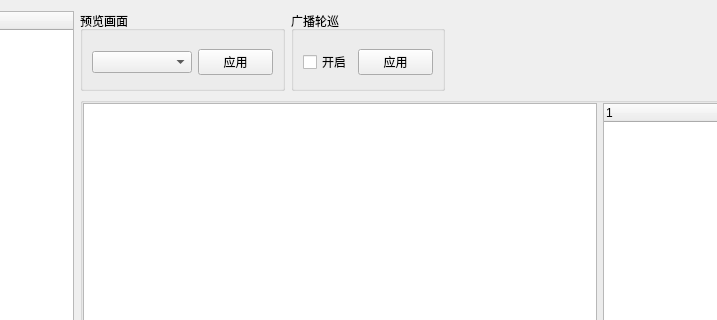
This is gui/page/page_tvwall.ui in yao3gang/Network_Keyboard as Qt 5 draws it before an edit; both pictures show x 157 to 874 and y 0 to 320 of the 1024 by 688 pixel window. The edited form follows.
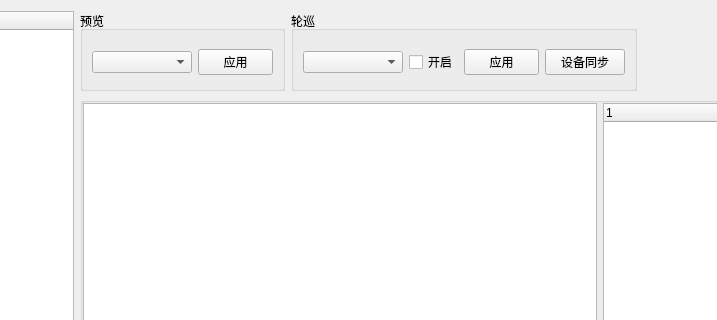
This is the edited form. Custom widgets are drawn as their Qt base class.

Patch:
```diff
--- a/gui/page/page_tvwall.ui
+++ b/gui/page/page_tvwall.ui
@@ -89,7 +89,7 @@
             </size>
            </property>
            <property name="title">
-            <string>预览画面</string>
+            <string>预览</string>
            </property>
            <layout class="QHBoxLayout" name="horizontalLayout_5">
             <property name="spacing">
@@ -163,7 +163,7 @@
             </size>
            </property>
            <property name="title">
-            <string>广播轮巡</string>
+            <string>轮巡</string>
            </property>
            <layout class="QHBoxLayout" name="horizontalLayout_4">
             <property name="spacing">
@@ -173,7 +173,23 @@
              <number>15</number>
             </property>
             <item>
-             <widget class="QCheckBox" name="cbox_poll_switch">
+             <widget class="QComboBox" name="cmb_patrol_windows">
+              <property name="sizePolicy">
+               <sizepolicy hsizetype="Minimum" vsizetype="Fixed">
+                <horstretch>0</horstretch>
+                <verstretch>0</verstretch>
+               </sizepolicy>
+              </property>
+              <property name="minimumSize">
+               <size>
+                <width>100</width>
+                <height>0</height>
+               </size>
+              </property>
+             </widget>
+            </item>
+            <item>
+             <widget class="QCheckBox" name="cbox_patrol_enable">
               <property name="text">
                <string>开启</string>
               </property>
@@ -204,6 +220,13 @@
               </property>
              </widget>
             </item>
+            <item>
+             <widget class="QPushButton" name="btn_patrol_sync">
+              <property name="text">
+               <string>设备同步</string>
+              </property>
+             </widget>
+            </item>
            </layout>
           </widget>
          </item>
```
Left out of the diff: 10 changed lines with no effect on the pictures.
